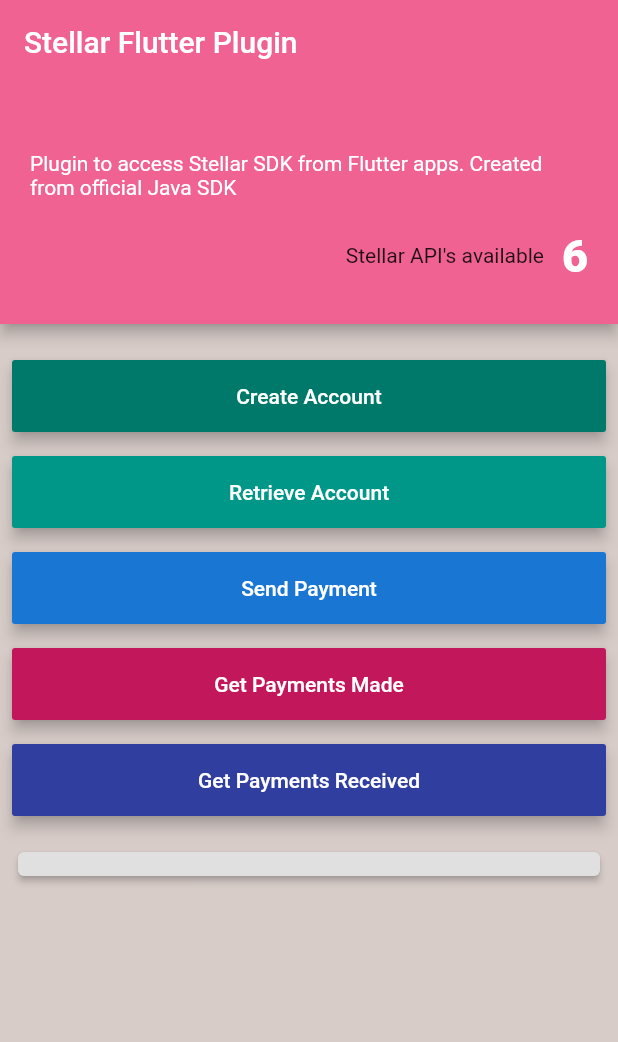
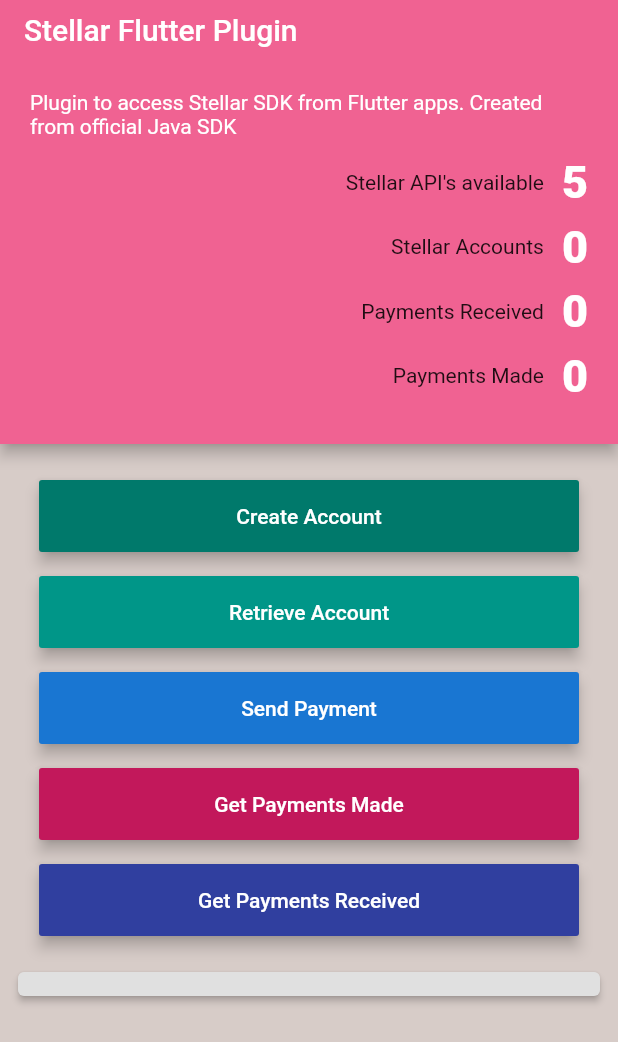
Before and after one commit to malengatiger/stellar-flutter-plugin-repo, a Flutter app: the screen it shows after launch, on a phone screen of 412 x 824 dp. Shown: the top 1042 px of the screen. Run offline on Flutter 3.47's test engine with Material 2 defaults, Android fonts, the phone set to English and light mode, and no system bars.

Commit message:
🔵 the beat goes on!

```diff
--- a/stellarplugin/example/lib/main.dart
+++ b/stellarplugin/example/lib/main.dart
@@ -85,7 +85,7 @@
       return;
     }
     var seed = accountResponses.elementAt(0).secretSeed;
-    var amount = "455";
+    var amount = "900";
     var memo = "Tx from Flutter";
     var destinationAccount =
         accountResponses.elementAt(1).accountResponse.accountId;
@@ -102,6 +102,8 @@
       print(
           '_MyAppState: _sendPayment: 🥬 🥬 🥬 🥬  Payment executed; json from object: ${obj.toJson()}  🍎  🍎 ');
       _getAccount();
+      _getPaymentsReceived();
+      _getPaymentsMade();
     } on PlatformException catch (e) {
       print('🔴 🔴 We have a Plugin problem: 🔴 $e');
     }
@@ -114,19 +116,22 @@
       return;
     }
     try {
-      var paymentsReceived = await Stellar.getPaymentsReceived(
+      paymentsReceived = await Stellar.getPaymentsReceived(
           accountId: accountResponses.elementAt(1).accountResponse.accountId);
       print(
-          '_MyAppState: _getPaymentsReceived: 🥬 🥬 🥬 🥬 👺  Payments received, account #2: $paymentsReceived  🍎 🍎 ');
+          '_MyAppState: _getPaymentsReceived: 🥬 🥬 🥬 🥬 👺  Payments received, account #2: ${paymentsReceived.length}  🍎 🍎 ');
       var paymentsReceived1 = await Stellar.getPaymentsReceived(
           accountId: accountResponses.elementAt(0).accountResponse.accountId);
       print(
-          '_MyAppState: _getPaymentsReceived: 🥬 🥬 🥬 🥬 👺   Payments received, account #1: $paymentsReceived1  🍎 🍎 ');
+          '_MyAppState: _getPaymentsReceived: 🥬 🥬 🥬 🥬 👺   Payments received, account #1: ${paymentsReceived1.length}  🍎 🍎 ');
+      setState(() {});
     } on PlatformException catch (e) {
       print('We have a Plugin problem: $e');
     }
   }
 
+  var paymentsReceived = List<PaymentResponse>();
+  var paymentsMade = List<PaymentResponse>();
   _getPaymentsMade() async {
     if (accountResponses.length < 2) {
       print(
@@ -134,14 +139,15 @@
       return;
     }
     try {
-      var paymentsMade = await Stellar.getPaymentsMade(
+      paymentsMade = await Stellar.getPaymentsMade(
           accountId: accountResponses.first.accountResponse.accountId);
       print(
-          '\n_MyAppState: _getPaymentsMade: 💙💙 💙💙 💙💙 💙💙   Payments made (account #1): $paymentsMade  🍎  🍎 💙💙 💙💙 💙💙 ');
+          '\n_MyAppState: _getPaymentsMade: 💙💙 💙💙 💙💙 💙💙   Payments made (account #1): ${paymentsMade.length}  🍎  🍎 💙💙 💙💙 💙💙 ');
       var paymentsMade1 = await Stellar.getPaymentsMade(
           accountId: accountResponses.elementAt(1).accountResponse.accountId);
       print(
-          '_MyAppState: _getPaymentsMade: 💙💙 💙💙 💙💙 💙💙    Payments made (account #2): $paymentsMade1  🍎  🍎 💙💙 💙💙 💙💙 ');
+          '_MyAppState: _getPaymentsMade: 💙💙 💙💙 💙💙 💙💙    Payments made (account #2): ${paymentsMade1.length}  🍎  🍎 💙💙 💙💙 💙💙 ');
+      setState(() {});
     } on PlatformException catch (e) {
       print('We have a Plugin problem: $e');
     }
@@ -189,7 +195,7 @@
                       style: TextStyle(color: Colors.white),
                     ),
                     SizedBox(
-                      height: 20,
+                      height: 12,
                     ),
                     Row(
                       mainAxisAlignment: MainAxisAlignment.end,
@@ -199,7 +205,64 @@
                           width: 12,
                         ),
                         Text(
-                          '6',
+                          '5',
+                          style: TextStyle(
+                              fontSize: 30,
+                              color: Colors.white,
+                              fontWeight: FontWeight.w900),
+                        ),
+                      ],
+                    ),
+                    SizedBox(
+                      height: 8,
+                    ),
+                    Row(
+                      mainAxisAlignment: MainAxisAlignment.end,
+                      children: <Widget>[
+                        Text('Stellar Accounts'),
+                        SizedBox(
+                          width: 12,
+                        ),
+                        Text(
+                          '${accountResponses.length}',
+                          style: TextStyle(
+                              fontSize: 30,
+                              color: Colors.white,
+                              fontWeight: FontWeight.w900),
+                        ),
+                      ],
+                    ),
+                    SizedBox(
+                      height: 8,
+                    ),
+                    Row(
+                      mainAxisAlignment: MainAxisAlignment.end,
+                      children: <Widget>[
+                        Text('Payments Received'),
+                        SizedBox(
+                          width: 12,
+                        ),
+                        Text(
+                          '${paymentsReceived.length}',
+                          style: TextStyle(
+                              fontSize: 30,
+                              color: Colors.white,
+                              fontWeight: FontWeight.w900),
+                        ),
+                      ],
+                    ),
+                    SizedBox(
+                      height: 8,
+                    ),
+                    Row(
+                      mainAxisAlignment: MainAxisAlignment.end,
+                      children: <Widget>[
+                        Text('Payments Made'),
+                        SizedBox(
+                          width: 12,
+                        ),
+                        Text(
+                          '${paymentsMade.length}',
                           style: TextStyle(
                               fontSize: 30,
                               color: Colors.white,
@@ -213,7 +276,7 @@
                   ],
                 ),
               ),
-              preferredSize: Size.fromHeight(160)),
+              preferredSize: Size.fromHeight(240)),
         ),
         backgroundColor: Colors.brown[100],
         body: SingleChildScrollView(
@@ -225,7 +288,7 @@
                   height: 16,
                 ),
                 Container(
-                  width: 400,
+                  width: 360,
                   child: RaisedButton(
                     elevation: 4,
                     color: Colors.teal[700],
@@ -243,7 +306,7 @@
                   height: 16,
                 ),
                 Container(
-                  width: 400,
+                  width: 360,
                   child: RaisedButton(
                     elevation: 4,
                     color: Colors.teal[500],
@@ -261,7 +324,7 @@
                   height: 16,
                 ),
                 Container(
-                  width: 400,
+                  width: 360,
                   child: RaisedButton(
                     elevation: 4,
                     color: Colors.blue[700],
@@ -279,7 +342,7 @@
                   height: 16,
                 ),
                 Container(
-                  width: 400,
+                  width: 360,
                   child: RaisedButton(
                     elevation: 4,
                     color: Colors.pink[700],
@@ -297,7 +360,7 @@
                   height: 16,
                 ),
                 Container(
-                  width: 400,
+                  width: 360,
                   child: RaisedButton(
                     elevation: 4,
                     color: Colors.indigo[700],
--- a/stellarplugin/lib/stellarplugin.dart
+++ b/stellarplugin/lib/stellarplugin.dart
@@ -3,6 +3,7 @@
 
 import 'package:flutter/cupertino.dart';
 import 'package:flutter/services.dart';
+import 'package:stellarplugin/data_models/payment_response.dart';
 
 import 'data_models/account_response_bag.dart';
 
@@ -57,24 +58,36 @@
     return paymentResponse;
   }
 
-  static Future getPaymentsReceived(
+  static Future<List<PaymentResponse>> getPaymentsReceived(
       {@required String accountId, bool isDevelopmentStatus = true}) async {
     final payments = await _channel.invokeMethod('getPaymentsReceived', {
       "isDevelopmentStatus": '$isDevelopmentStatus',
       "accountId": '$accountId',
     });
-    print('Stellar:  🔵 🔵 🔵 getPaymentsReceived: ' + payments);
-    return payments;
+    print('Stellar:  🔵 🔵 🔵 getPaymentsReceived: string result: ' + payments);
+    return _getPaymentList(payments);
   }
 
-  static Future getPaymentsMade(
+  static Future<List<PaymentResponse>> getPaymentsMade(
       {@required String accountId, isDevelopmentStatus = true}) async {
     final payments = await _channel.invokeMethod('getPaymentsMade', {
       "isDevelopmentStatus": '$isDevelopmentStatus',
       "accountId": '$accountId',
     });
-    print('Stellar:  🔵 🔵 🔵 getPaymentsMade: ' + payments);
-    return payments;
+    print('Stellar:  🔵 🔵 🔵 getPaymentsMade: string result: ' + payments);
+    List<PaymentResponse> mList = _getPaymentList(payments);
+    return mList;
+  }
+
+  static List<PaymentResponse> _getPaymentList(payments) {
+    var mList = List<PaymentResponse>();
+    List respList = jsonDecode(payments);
+    respList.forEach((r) {
+      mList.add(PaymentResponse.fromJson(r));
+    });
+    print(
+        'Stellar:  🔵 🔵 🔵 getPaymentsMade: 💜 ${mList.length} 💜 payment response objects returned');
+    return mList;
   }
 
   static Future getAccount(
```
Also changed, not shown: 1 other file.
